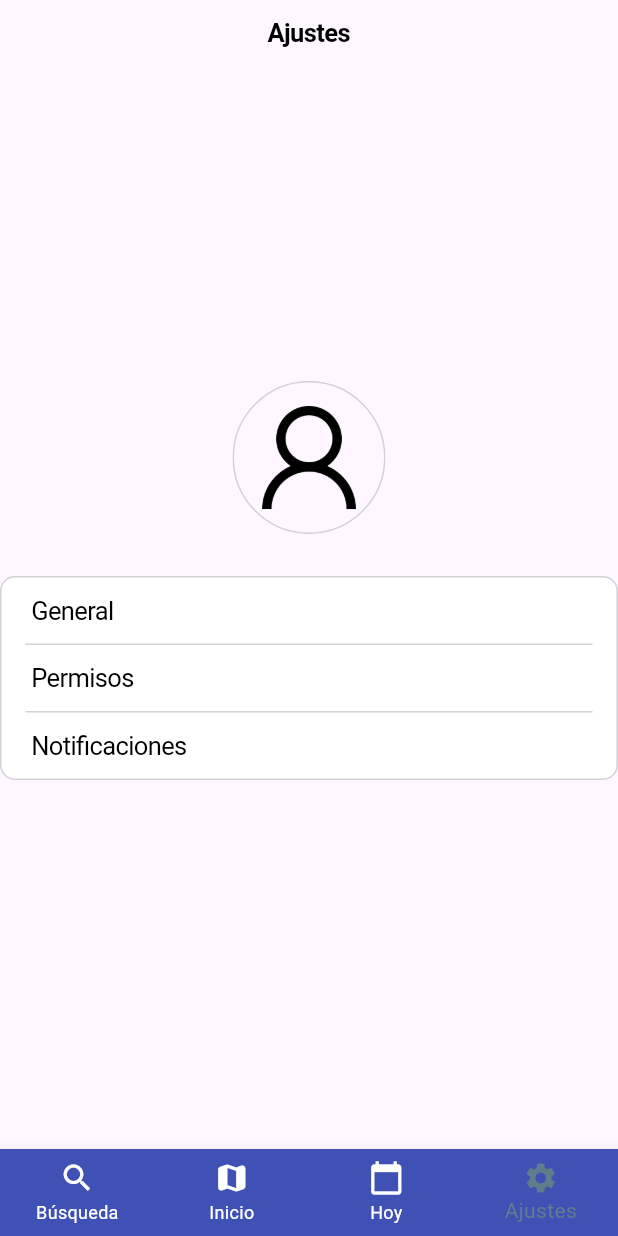
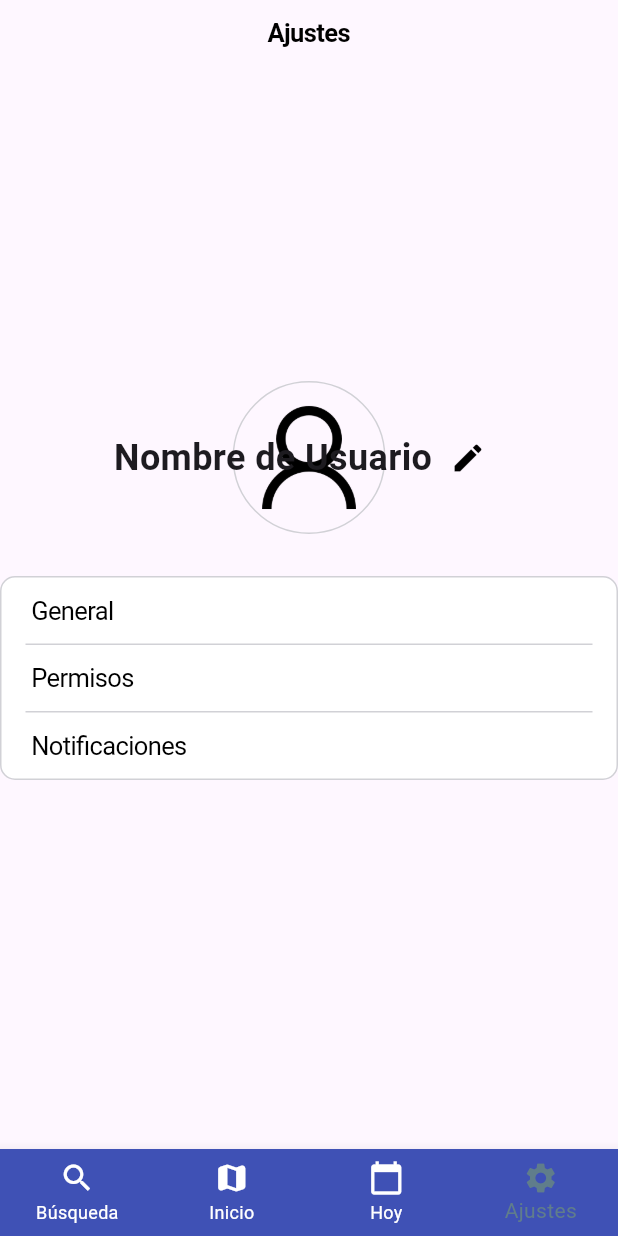
Before and after one commit to Artemis-Club/Zhen, a Flutter app: the screen it shows after launch, item 4 of the bottom bar chosen, on a phone screen of 412 x 824 dp. Run offline on Flutter 3.47's test engine with Material 3 defaults, Android fonts, the phone set to English and light mode, and no system bars; our stand-ins replace connectivity_plus, file_picker, geolocator, google_maps_flutter, permission_handler, shared_preferences and 3 more; missing offline and left inert: dart:html; accounts and stored records are empty.

Commit message:
first commit

```diff
--- a/lib/main.dart
+++ b/lib/main.dart
@@ -314,9 +314,10 @@ class _Screen2State extends State<Screen2> {
   }
 }
 
+/*
+//SALE TODO PERO EL SOMBREADO ES MAS GRANDE QUE EL CIRCLEAVATAR Y LA IMAGEN SE ELIGE DESDE EL NOMBRE
 
-
-/*class Screen4 extends StatefulWidget {
+class Screen4 extends StatefulWidget {
   const Screen4({Key? key}) : super(key: key);
 
   @override
@@ -333,7 +334,7 @@ class _Screen4State extends State<Screen4> {
       context: context,
       builder: (BuildContext context) {
         return AlertDialog(
-          title: Text('Cambiar nombre de usuario'),
+          title: Text('Editar nombre de Usuario'),
           content: Column(
             mainAxisSize: MainAxisSize.min,
             children: [
@@ -344,6 +345,10 @@ class _Screen4State extends State<Screen4> {
                     borderRadius: BorderRadius.circular(20),
                   ),
                 ),
+                onChanged: (value) {
+                  // Captura el valor ingresado en el TextField
+                  _username = value; // Actualiza el nombre de usuario con el valor ingresado
+                },
               ),
               SizedBox(height: 10),
               Row(
@@ -362,7 +367,7 @@ class _Screen4State extends State<Screen4> {
                     onPressed: () {
                       // Confirmar y actualizar el nombre de usuario
                       setState(() {
-                        _username = 'Nuevo nombre de usuario'; // Actualizar el nombre de usuario
+                        _username = _username; // Asegúrate de que el nombre de usuario se actualice con el valor ingresado
                       });
                       Navigator.of(context).pop(); // Cerrar el diálogo
                     },
@@ -379,6 +384,7 @@ class _Screen4State extends State<Screen4> {
       },
     );
   }
+
 
   @override
   Widget build(BuildContext context) {
@@ -420,7 +426,55 @@ class _Screen4State extends State<Screen4> {
                       }
                     }
                   },
-                  child: Row(
+                  child: Center(
+                    child: Column(
+                      mainAxisAlignment: MainAxisAlignment.center,
+                      children: <Widget>[
+                        // Parte superior: Selección de foto de perfil
+                        Padding(
+                          padding: const EdgeInsets.all(8.0),
+                          child: MouseRegion(
+                            cursor: SystemMouseCursors.click,
+                            onEnter: (_) => setState(() => _isHovering = true),
+                            onExit: (_) => setState(() => _isHovering = false),
+                            child: GestureDetector(
+                              onTap: () async {
+                                // Lógica para seleccionar foto de perfil
+                              },
+                              child: Stack(
+                                alignment: Alignment.center,
+                                children: [
+                                  ClipRRect(
+                                    borderRadius: BorderRadius.circular(25),
+                                    child: Container(
+                                      decoration: BoxDecoration(
+                                        shape: BoxShape.circle,
+                                        border: Border.all(
+                                          color: CupertinoColors.systemGrey4,
+                                          width: 1,
+                                        ),
+                                      ),
+                                      child: CircleAvatar(
+                                        radius: 50,
+                                        backgroundColor: _isHovering? Colors.grey.shade500 : Colors.transparent,
+                                        backgroundImage: _profileImage == null
+                                            ? const AssetImage('images/UsuarioSinFoto.png')
+                                            : _profileImage,
+                                      ),
+                                    ),
+                                  ),
+                                  if (_isHovering)
+                                    Text(
+                                      'Editar foto',
+                                      style: TextStyle(color: Colors.white, fontSize: 14),
+                                    ),
+                                ],
+                              ),
+                            ),
+                          ),
+                        ),
+                        // Parte inferior: Icono del lápiz para editar nombre de usuario
+                        Row(
                           mainAxisAlignment: MainAxisAlignment.center,
                           children: [
                             Text(
@@ -430,15 +484,17 @@ class _Screen4State extends State<Screen4> {
                             IconButton(
                               icon: Icon(Icons.edit),
                               onPressed: _showUsernameDialog,
+                              color: Colors.black, // Mantén el color normal
+                            ),
+                          ],
                         ),
                       ],
                     ),
                   ),
+
+
                 ),
               ),
-            const Text(
-              'Nombre de Usuario',
-              style: TextStyle(fontSize: 24, fontWeight: FontWeight.bold),
             ),
             const SizedBox(height: 20),
             Container(
@@ -491,10 +547,8 @@ class _Screen4State extends State<Screen4> {
     );
   }
 }
-
 */
-
-
+//SE MUESTRA TODO SUPERPUESTO ME CAGO EN TODO
 class Screen4 extends StatefulWidget {
   const Screen4({Key? key}) : super(key: key);
 
@@ -512,7 +566,7 @@ class _Screen4State extends State<Screen4> {
       context: context,
       builder: (BuildContext context) {
         return AlertDialog(
-          title: Text('Editar nombre de usuario'),
+          title: Text('Editar nombre de Usuario'),
           content: Column(
             mainAxisSize: MainAxisSize.min,
             children: [
@@ -523,6 +577,10 @@ class _Screen4State extends State<Screen4> {
                     borderRadius: BorderRadius.circular(20),
                   ),
                 ),
+                onChanged: (value) {
+                  // Captura el valor ingresado en el TextField
+                  _username = value; // Actualiza el nombre de usuario con el valor ingresado
+                },
               ),
               SizedBox(height: 10),
               Row(
@@ -541,7 +599,7 @@ class _Screen4State extends State<Screen4> {
                     onPressed: () {
                       // Confirmar y actualizar el nombre de usuario
                       setState(() {
-                        _username = 'Nuevo nombre de usuario'; // Actualizar el nombre de usuario
+                        _username = _username; // Asegúrate de que el nombre de usuario se actualice con el valor ingresado
                       });
                       Navigator.of(context).pop(); // Cerrar el diálogo
                     },
@@ -614,7 +672,9 @@ class _Screen4State extends State<Screen4> {
                           ),
                           child: CircleAvatar(
                             radius: 50,
-                            backgroundColor: _isHovering? Colors.grey.shade500 : Colors.transparent,
+                            backgroundColor: _isHovering
+                                ? Colors.grey.shade500
+                                : Colors.transparent,
                             backgroundImage: _profileImage == null
                                 ? const AssetImage('images/UsuarioSinFoto.png')
                                 : _profileImage,
@@ -625,6 +685,21 @@ class _Screen4State extends State<Screen4> {
                         Text(
                           'Editar foto',
                           style: TextStyle(color: Colors.white, fontSize: 14),
+                        ),
+
+                      Row(
+                        mainAxisAlignment: MainAxisAlignment.center,
+                        children: [
+                          Text(
+                            _username,
+                            style: TextStyle(fontSize: 24, fontWeight: FontWeight.bold),
+                          ),
+                          IconButton(
+                            icon: Icon(Icons.edit),
+                            onPressed: _showUsernameDialog,
+                            color: Colors.black, // Mantén el color normal
+                          ),
+                        ],
                       ),
                     ],
                   ),
```
Lines whose indentation alone changed are shown as unchanged.
